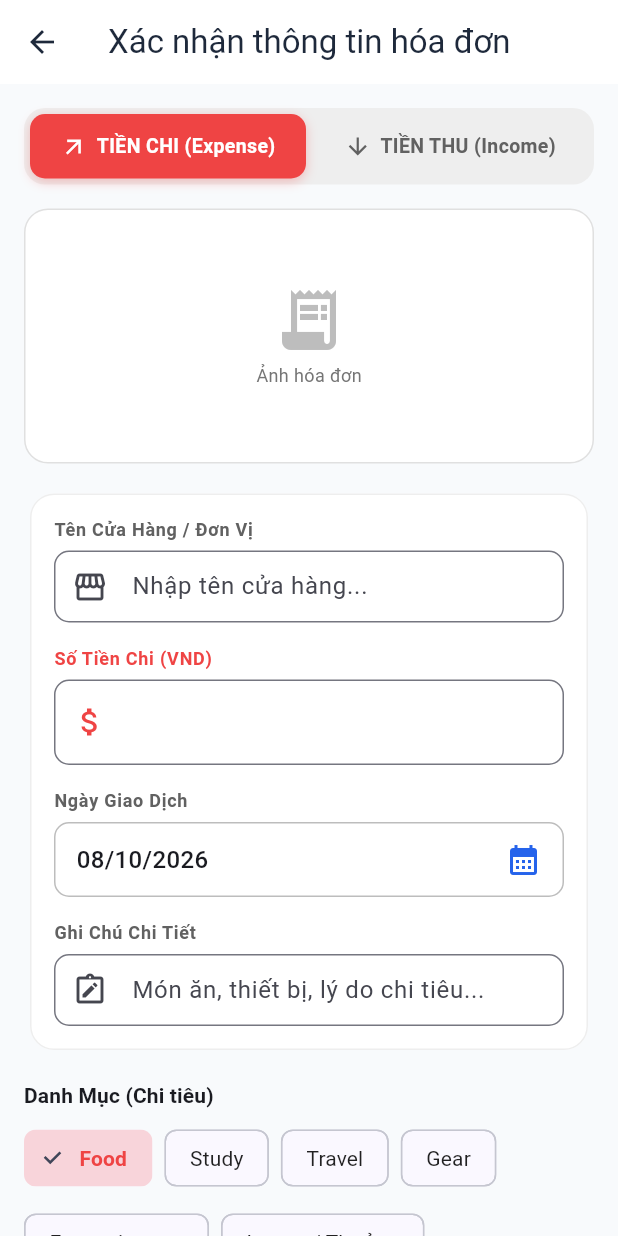
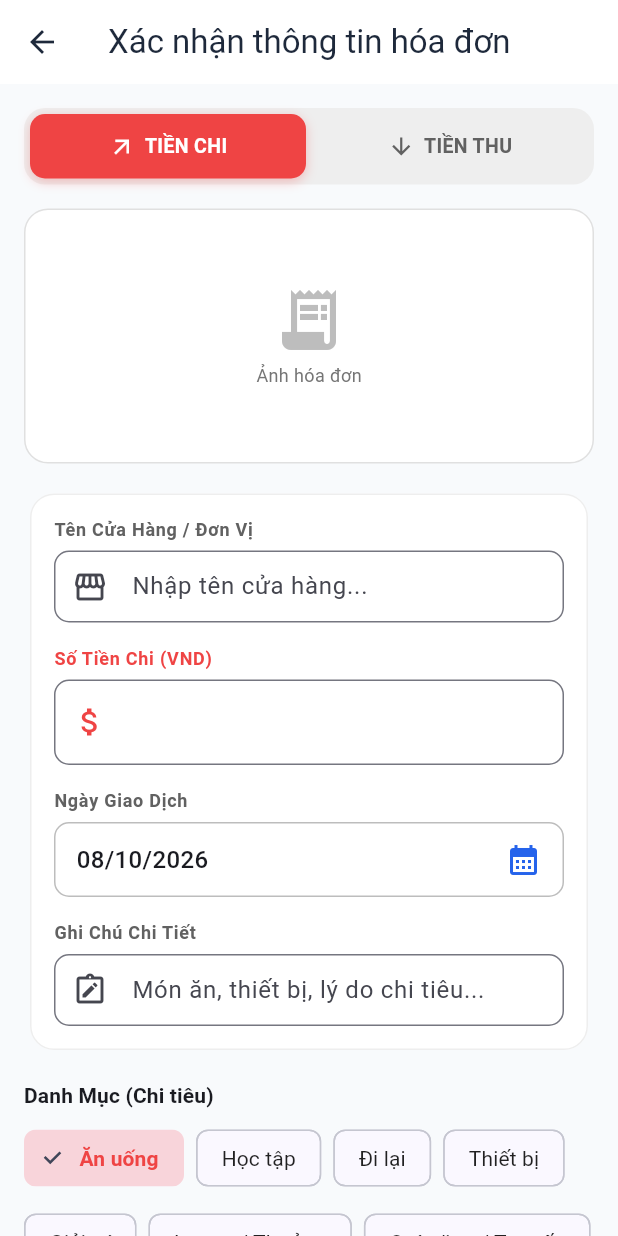
Before and after one commit to hvdat-279/ocr-expense, a Flutter app: the ReviewReceiptScreen screen opened directly with empty values, on a phone screen of 412 x 824 dp. Run offline on Flutter 3.47's test engine with Material 3 defaults, Android fonts, the phone set to English and light mode, and no system bars; our stand-ins replace camera, equatable, flutter_bloc, image_picker, sqflite; missing offline and left inert: google_mlkit_text_recognition; accounts and stored records are empty.

Commit message:
chore: localize all UI and categories to Vietnamese

```diff
--- a/lib/domain/entities/transaction_entity.dart
+++ b/lib/domain/entities/transaction_entity.dart
@@ -20,15 +20,15 @@ enum ExpenseCategory {
   String get displayName {
     switch (this) {
       case ExpenseCategory.food:
-        return 'Food';
+        return 'Ăn uống';
       case ExpenseCategory.study:
-        return 'Study';
+        return 'Học tập';
       case ExpenseCategory.travel:
-        return 'Travel';
+        return 'Đi lại';
       case ExpenseCategory.gear:
-        return 'Gear';
+        return 'Thiết bị';
       case ExpenseCategory.entertainment:
-        return 'Entertainment';
+        return 'Giải trí';
       case ExpenseCategory.salary:
         return 'Lương / Thưởng';
       case ExpenseCategory.gift:
@@ -40,13 +40,21 @@ enum ExpenseCategory {
 
   static ExpenseCategory fromString(String? name) {
     if (name == null) return ExpenseCategory.food;
+    final lower = name.toLowerCase().trim();
     for (var cat in ExpenseCategory.values) {
-      if (cat.name.toLowerCase() == name.toLowerCase() ||
-          cat.displayName.toLowerCase() == name.toLowerCase()) {
+      if (cat.name.toLowerCase() == lower ||
+          cat.displayName.toLowerCase() == lower) {
         return cat;
       }
     }
-    return ExpenseCategory.food;
+    if (lower.contains('ăn') || lower.contains('uống') || lower.contains('food') || lower.contains('cà phê') || lower.contains('coffee')) return ExpenseCategory.food;
+    if (lower.contains('học') || lower.contains('study') || lower.contains('sách') || lower.contains('vở') || lower.contains('book')) return ExpenseCategory.study;
+    if (lower.contains('đi') || lower.contains('travel') || lower.contains('xăng') || lower.contains('xe') || lower.contains('grab')) return ExpenseCategory.travel;
+    if (lower.contains('thiết bị') || lower.contains('gear') || lower.contains('máy') || lower.contains('phụ kiện')) return ExpenseCategory.gear;
+    if (lower.contains('giải trí') || lower.contains('entertainment') || lower.contains('phim') || lower.contains('game')) return ExpenseCategory.entertainment;
+    if (lower.contains('lương') || lower.contains('salary') || lower.contains('thu nhập')) return ExpenseCategory.salary;
+    if (lower.contains('quà') || lower.contains('gift') || lower.contains('trợ cấp')) return ExpenseCategory.gift;
+    return ExpenseCategory.other;
   }
 }
 
--- a/lib/main.dart
+++ b/lib/main.dart
@@ -23,7 +23,7 @@ class MyApp extends StatelessWidget {
     return BlocProvider(
       create: (_) => ExpenseBloc(repository: repository)..add(LoadDashboardDataEvent()),
       child: MaterialApp(
-        title: 'VKU OCR Expense Tracker',
+        title: 'VKU Sổ Chi Tiêu AI',
         debugShowCheckedModeBanner: false,
         theme: ThemeData(
           useMaterial3: true,
--- a/lib/presentation/screens/camera_scanner_screen.dart
+++ b/lib/presentation/screens/camera_scanner_screen.dart
@@ -258,7 +258,7 @@ class _CameraScannerScreenState extends State<CameraScannerScreen> {
                           const Icon(Icons.auto_awesome, color: Colors.amberAccent, size: 14),
                           const SizedBox(width: 5),
                           Text(
-                            _isProcessing ? _statusMessage : 'Gemini AI Vision + ML Kit',
+                            _isProcessing ? _statusMessage : 'Nhận diện AI Thông minh',
                             style: const TextStyle(
                               color: Colors.white,
                               fontSize: 12,
@@ -329,7 +329,7 @@ class _CameraScannerScreenState extends State<CameraScannerScreen> {
 
                     // Test OCR with sample button
                     IconButton(
-                      tooltip: 'Demo AI Scan',
+                      tooltip: 'Thử nghiệm quét mẫu',
                       icon: const Icon(Icons.auto_awesome, color: Colors.amberAccent, size: 34),
                       onPressed: _isProcessing
                           ? null
--- a/lib/presentation/screens/dashboard_screen.dart
+++ b/lib/presentation/screens/dashboard_screen.dart
@@ -374,7 +374,7 @@ class _OverviewTab extends StatelessWidget {
                   children: [
                     Icon(Icons.auto_awesome, color: Colors.amberAccent, size: 14),
                     SizedBox(width: 4),
-                    Text('Gemini AI On-device', style: TextStyle(color: Colors.white, fontSize: 11, fontWeight: FontWeight.bold)),
+                    Text('Trợ lý AI Gemini', style: TextStyle(color: Colors.white, fontSize: 11, fontWeight: FontWeight.bold)),
                   ],
                 ),
               ),
--- a/lib/presentation/screens/review_receipt_screen.dart
+++ b/lib/presentation/screens/review_receipt_screen.dart
@@ -194,7 +194,7 @@ class _ReviewReceiptScreenState extends State<ReviewReceiptScreen> {
                             ),
                             const SizedBox(width: 6),
                             Text(
-                              'TIỀN CHI (Expense)',
+                              'TIỀN CHI',
                               style: TextStyle(
                                 fontWeight: FontWeight.bold,
                                 color: isExpense ? Colors.white : Colors.grey.shade700,
@@ -241,7 +241,7 @@ class _ReviewReceiptScreenState extends State<ReviewReceiptScreen> {
                             ),
                             const SizedBox(width: 6),
                             Text(
-                              'TIỀN THU (Income)',
+                              'TIỀN THU',
                               style: TextStyle(
                                 fontWeight: FontWeight.bold,
                                 color: !isExpense ? Colors.white : Colors.grey.shade700,
@@ -294,7 +294,7 @@ class _ReviewReceiptScreenState extends State<ReviewReceiptScreen> {
                                 ),
                                 const SizedBox(width: 4),
                                 Text(
-                                  widget.geminiResult != null ? 'AI Gemini Flash 1.5' : 'On-Device OCR',
+                                  widget.geminiResult != null ? 'Trí tuệ AI' : 'Nhận diện OCR',
                                   style: const TextStyle(color: Colors.white, fontSize: 11, fontWeight: FontWeight.bold),
                                 ),
                               ],
```
Also changed, not shown: 1 other file.
